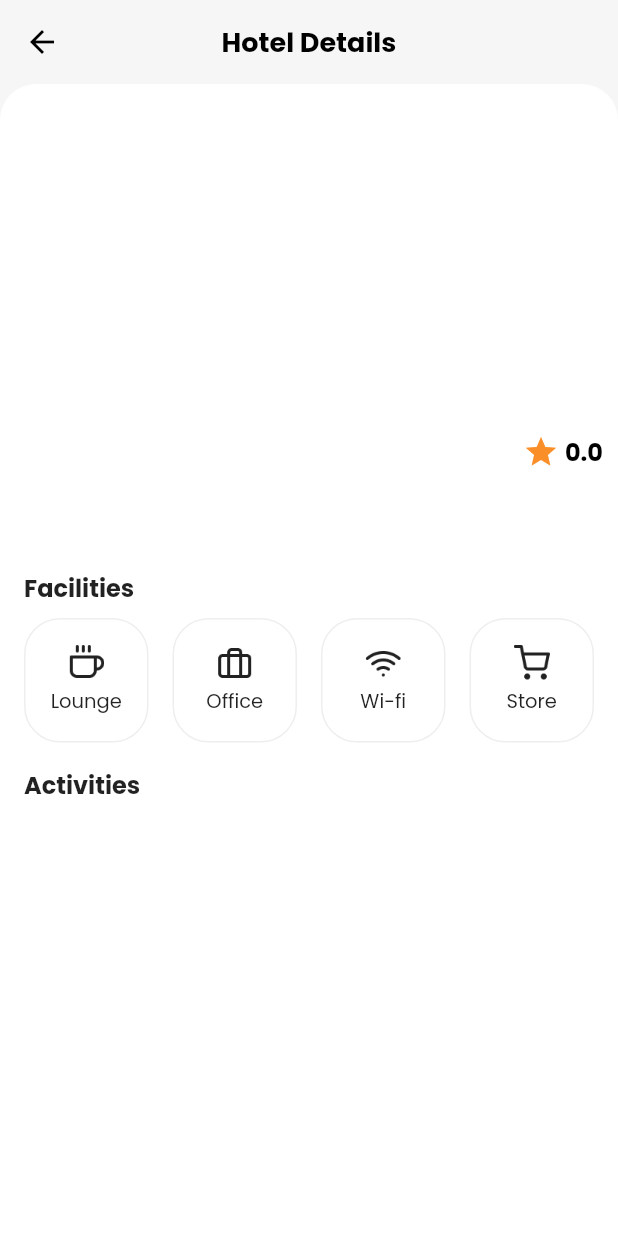
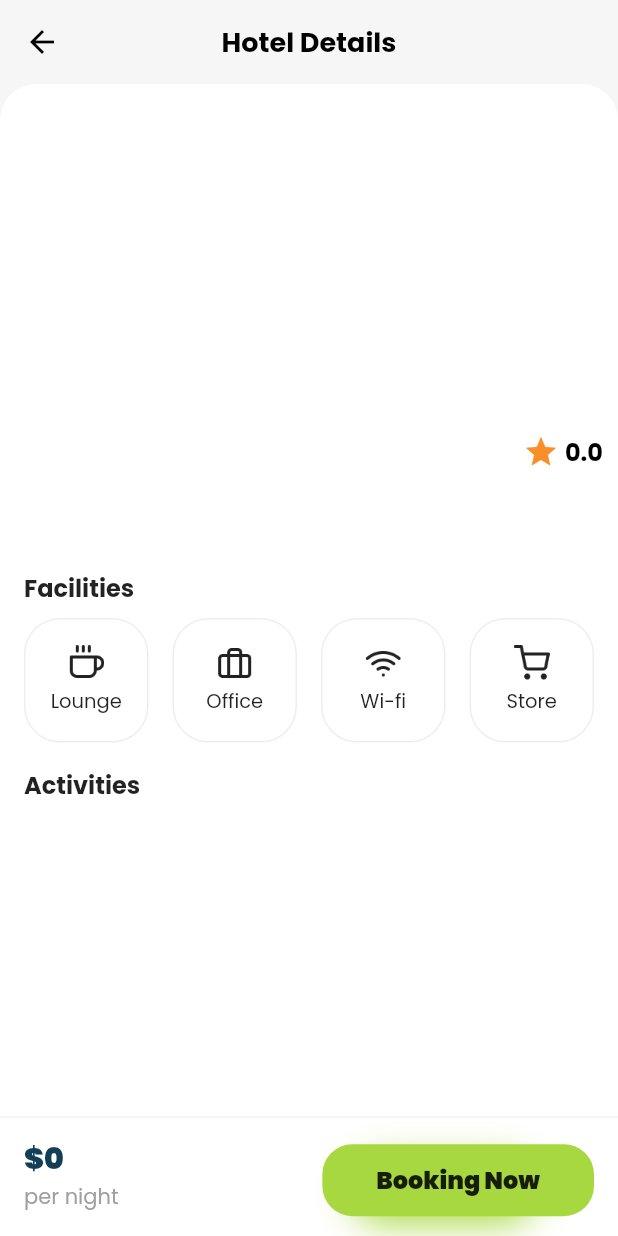
Before and after one commit to magerngoding/hotellio-app, a Flutter app: the DetailPage screen opened directly with empty values, on a phone screen of 412 x 824 dp. Run offline on Flutter 3.47's test engine with Material 2 defaults, Android fonts, the phone set to English and light mode, and no system bars; our stand-ins replace cloud_firestore, firebase_auth, firebase_core, flutter_rating_bar, get, google_fonts and 1 more; missing offline and left inert: d_info; accounts and stored records are empty.

Commit message:
Detail page(add activities, price, button booking)

```diff
--- a/lib/page/detail_page.dart
+++ b/lib/page/detail_page.dart
@@ -3,7 +3,9 @@
 import 'package:flutter/material.dart';
 import 'package:hotels_app/config/app_asset.dart';
 import 'package:hotels_app/config/app_color.dart';
+import 'package:hotels_app/config/app_format.dart';
 import 'package:hotels_app/core.dart';
+import 'package:hotels_app/widget/button_custome.dart';
 
 class DetailPage extends StatelessWidget {
   final List facilites = [
@@ -44,6 +46,51 @@ class DetailPage extends StatelessWidget {
         ),
         centerTitle: true,
       ),
+      bottomNavigationBar: Container(
+        decoration: BoxDecoration(
+          color: Colors.white,
+          border: Border(
+            top: BorderSide(
+              color: Colors.grey[100]!,
+              width: 1.5,
+            ),
+          ),
+        ),
+        height: 80,
+        padding: EdgeInsets.fromLTRB(
+          16,
+          12,
+          16,
+          8,
+        ),
+        child: Row(
+          children: [
+            Expanded(
+              child: Column(
+                crossAxisAlignment: CrossAxisAlignment.start,
+                children: [
+                  Text(
+                    AppFormat.currency(
+                      hotel.price.toDouble(),
+                    ),
+                    style: Theme.of(context).textTheme.titleLarge!.copyWith(
+                          color: AppColor.secondary,
+                          fontWeight: FontWeight.w900,
+                        ),
+                  ),
+                  Text(
+                    'per night',
+                    style: TextStyle(
+                      color: Colors.grey,
+                    ),
+                  ),
+                ],
+              ),
+            ),
+            ButtonCustome(label: 'Booking Now', onTap: () {}),
+          ],
+        ),
+      ),
       body: Container(
         decoration: BoxDecoration(
           color: Colors.white,
@@ -63,9 +110,7 @@ class DetailPage extends StatelessWidget {
               padding: EdgeInsets.symmetric(horizontal: 16),
               child: Text(hotel.description),
             ),
-            const SizedBox(
-              height: 16.0,
-            ),
+            const SizedBox(height: 16.0),
             Padding(
               padding: EdgeInsets.symmetric(horizontal: 16),
               child: Text(
@@ -76,9 +121,7 @@ class DetailPage extends StatelessWidget {
               ),
             ),
             gridFacilites(),
-            const SizedBox(
-              height: 16.0,
-            ),
+            const SizedBox(height: 16.0),
             Padding(
               padding: EdgeInsets.symmetric(horizontal: 16),
               child: Text(
@@ -88,11 +131,52 @@ class DetailPage extends StatelessWidget {
                     ),
               ),
             ),
-            const SizedBox(
-              height: 16.0,
-            ),
+            const SizedBox(height: 16.0),
+            activities(hotel),
+            const SizedBox(height: 20.0),
           ],
         ),
+      ),
+    );
+  }
+
+  SizedBox activities(Hotel hotel) {
+    return SizedBox(
+      height: 105.0,
+      child: ListView.builder(
+        itemCount: hotel.activities.length,
+        scrollDirection: Axis.horizontal,
+        itemBuilder: (context, index) {
+          Map activity = hotel.activities[index];
+          return Padding(
+            padding: EdgeInsets.fromLTRB(
+              index == 0 ? 16 : 8,
+              0,
+              index == hotel.activities.length - 1 ? 16 : 8,
+              0,
+            ),
+            child: Column(
+              children: [
+                Expanded(
+                  child: ClipRRect(
+                    borderRadius: BorderRadius.circular(20),
+                    child: Image.network(
+                      activity['image'],
+                      width: 100,
+                      fit: BoxFit.cover,
+                    ),
+                  ),
+                ),
+                const SizedBox(
+                  height: 6.0,
+                ),
+                Text(
+                  activity['name'],
+                ),
+              ],
+            ),
+          );
+        },
       ),
     );
   }
```
